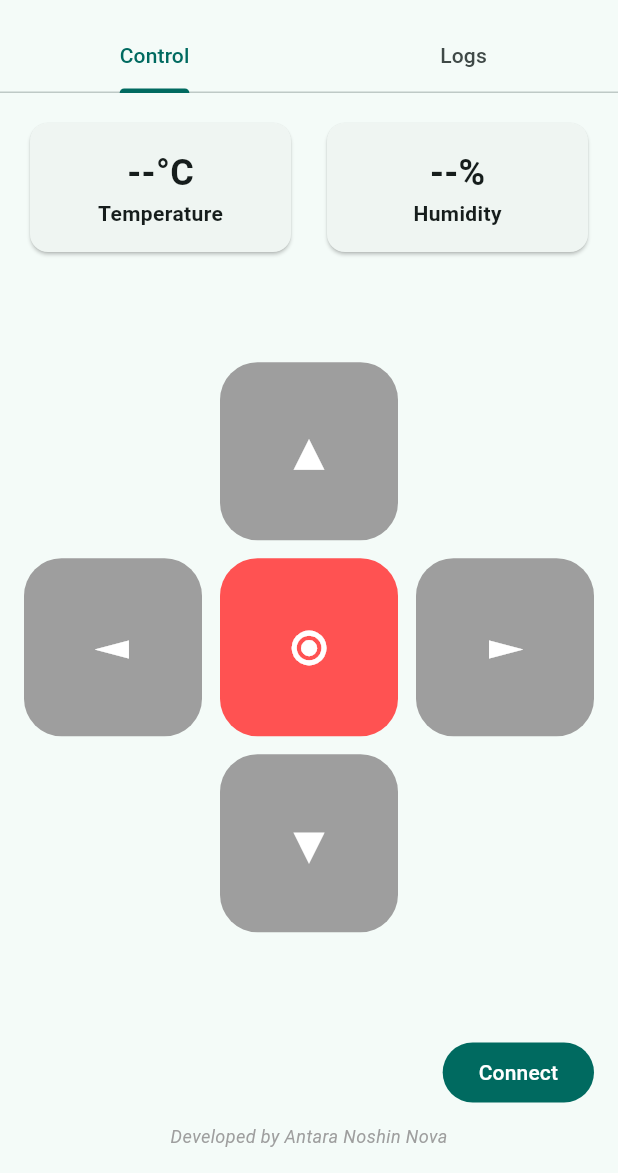
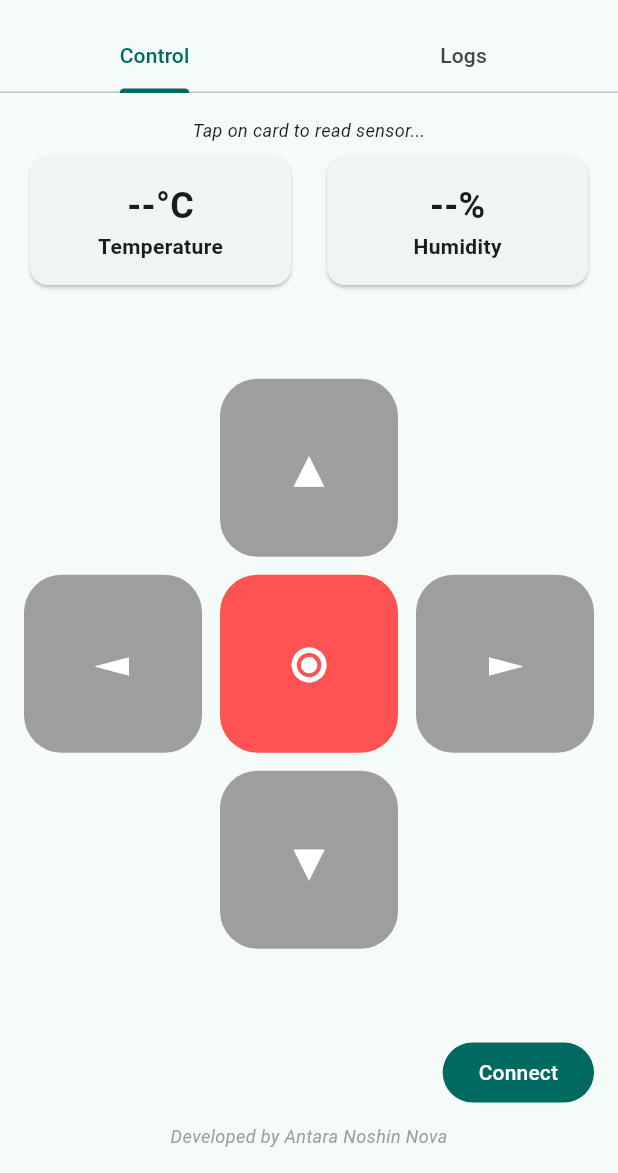
Before and after one commit to An7orAhmed/bt_robot_controlled_pump_flutter, a Flutter app: the screen it shows after launch, on a phone screen of 412 x 824 dp, the part 63-1236 px from its top. Run offline on Flutter 3.47's test engine with Material 3 defaults, Android fonts, the light colour scheme and no system bars; our stand-ins replace flutter_bluetooth_serial, flutter_riverpod, permission_handler.

Commit message:
tap to read

```diff
--- a/lib/bluetooth_service.dart
+++ b/lib/bluetooth_service.dart
@@ -36,7 +36,9 @@ class BluetoothService {
             String received = String.fromCharCodes(data).trim();
             if (received.isNotEmpty) {
               _controller.add(received);
-              FileHandler.writeData(received);
+              if (received.contains('t=') && received.contains('h=')) {
+                FileHandler.writeData(received);
+              }
             }
           })
           .onDone(() {
--- a/lib/control_tab.dart
+++ b/lib/control_tab.dart
@@ -117,12 +117,17 @@ class _ControlTabState extends ConsumerState<ControlTab> {
       padding: const EdgeInsets.all(16),
       child: Column(
         children: [
+          Center(child: Text("Tap on card to read sensor...", style: TextStyle(fontStyle: FontStyle.italic, fontSize: 12))),
+          SizedBox(height: 5),
           // Sensor Data Cards
           Row(
             spacing: 16,
             children: [
               Expanded(
                 child: Card(
+                  child: InkWell(
+                    borderRadius: BorderRadius.all(Radius.circular(10)),
+                    onTap: () => bluetooth.sendCommand('?'),
                     child: Padding(
                       padding: EdgeInsets.all(16),
                       child: Column(
@@ -134,8 +139,12 @@ class _ControlTabState extends ConsumerState<ControlTab> {
                     ),
                   ),
                 ),
+              ),
               Expanded(
                 child: Card(
+                  child: InkWell(
+                    borderRadius: BorderRadius.all(Radius.circular(10)),
+                    onTap: () => bluetooth.sendCommand('?'),
                     child: Padding(
                       padding: EdgeInsets.all(16),
                       child: Column(
@@ -147,8 +156,10 @@ class _ControlTabState extends ConsumerState<ControlTab> {
                     ),
                   ),
                 ),
+              ),
             ],
           ),
+
           Spacer(),
           // Robot Controls
           GridView.count(
@@ -208,7 +219,7 @@ class ControlButton extends ConsumerWidget {
       }
       if (command == 'P') {
         ref.read(pumpStateProvider.notifier).state = !isPumpOn;
-        bluetooth.sendCommand(command + (isPumpOn ? '0' : '1'));
+        bluetooth.sendCommand((isPumpOn ? '0' : '1'));
         await FileHandler.writeData("PUMP ${isPumpOn ? 'OFF' : 'ON'}");
         return;
       } else if (command == 'U') {
```
Lines whose indentation alone changed are shown as unchanged.
